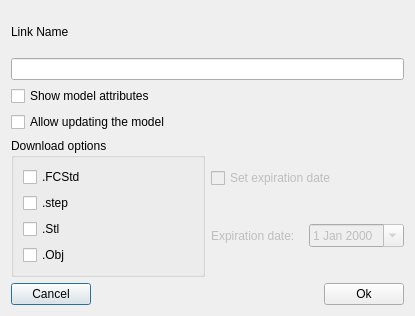
Ondsel-Development/Ondsel-Lens-Addon, file SharingLinkEditDialog.ui: the form before one commit.
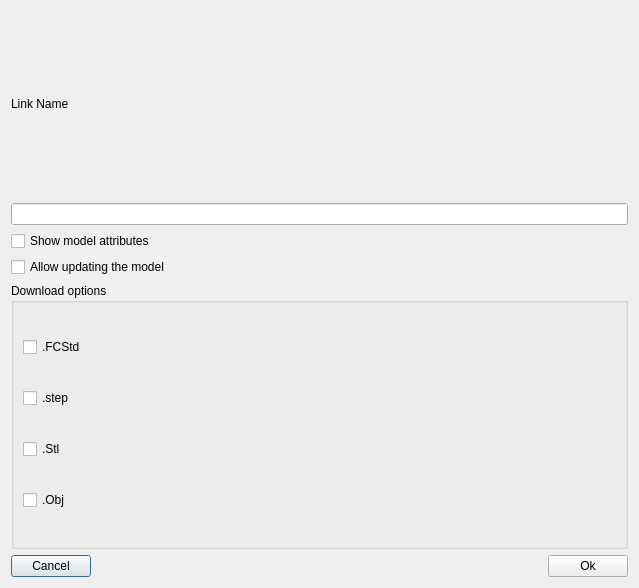
The form after the commit.

Commit message: remove incomplete link expiration controls

The edit to the form file:
```diff
--- a/SharingLinkEditDialog.ui
+++ b/SharingLinkEditDialog.ui
@@ -6,8 +6,8 @@
    <rect>
     <x>0</x>
     <y>0</y>
-    <width>415</width>
-    <height>316</height>
+    <width>639</width>
+    <height>588</height>
    </rect>
   </property>
   <property name="windowTitle">
@@ -15,6 +15,8 @@
   </property>
   <layout class="QVBoxLayout">
    <item>
+    <layout class="QVBoxLayout" name="verticalLayout_2">
+     <item>
     <widget class="QLabel" name="label">
      <property name="text">
       <string>Link Name</string>
@@ -38,6 +40,8 @@
      </property>
     </widget>
    </item>
+    </layout>
+   </item>
    <item>
     <layout class="QHBoxLayout">
      <item>
@@ -77,44 +81,6 @@
        </layout>
       </widget>
      </item>
-     <item>
-      <layout class="QVBoxLayout">
-       <item>
-        <widget class="QCheckBox" name="expCheckBox">
-         <property name="enabled">
-          <bool>false</bool>
-         </property>
-         <property name="text">
-          <string>Set expiration date</string>
-         </property>
-        </widget>
-       </item>
-       <item>
-        <layout class="QHBoxLayout">
-         <item>
-          <widget class="QLabel" name="expirationLabel">
-           <property name="enabled">
-            <bool>false</bool>
-           </property>
-           <property name="text">
-            <string>Expiration date:</string>
-           </property>
-          </widget>
-         </item>
-         <item>
-          <widget class="QDateEdit" name="dateEdit">
-           <property name="enabled">
-            <bool>false</bool>
-           </property>
-           <property name="calendarPopup">
-            <bool>true</bool>
-           </property>
-          </widget>
-         </item>
-        </layout>
-       </item>
-      </layout>
-     </item>
     </layout>
    </item>
    <item>
@@ -129,7 +95,7 @@
      <item>
       <spacer name="horizontalSpacer">
        <property name="sizePolicy">
-        <sizepolicy hsizetype="MinimumExpanding" vsizetype="Minimum">
+        <sizepolicy hsizetype="Minimum" vsizetype="Minimum">
          <horstretch>0</horstretch>
          <verstretch>0</verstretch>
         </sizepolicy>
```
Lines whose indentation alone changed are shown as unchanged.
